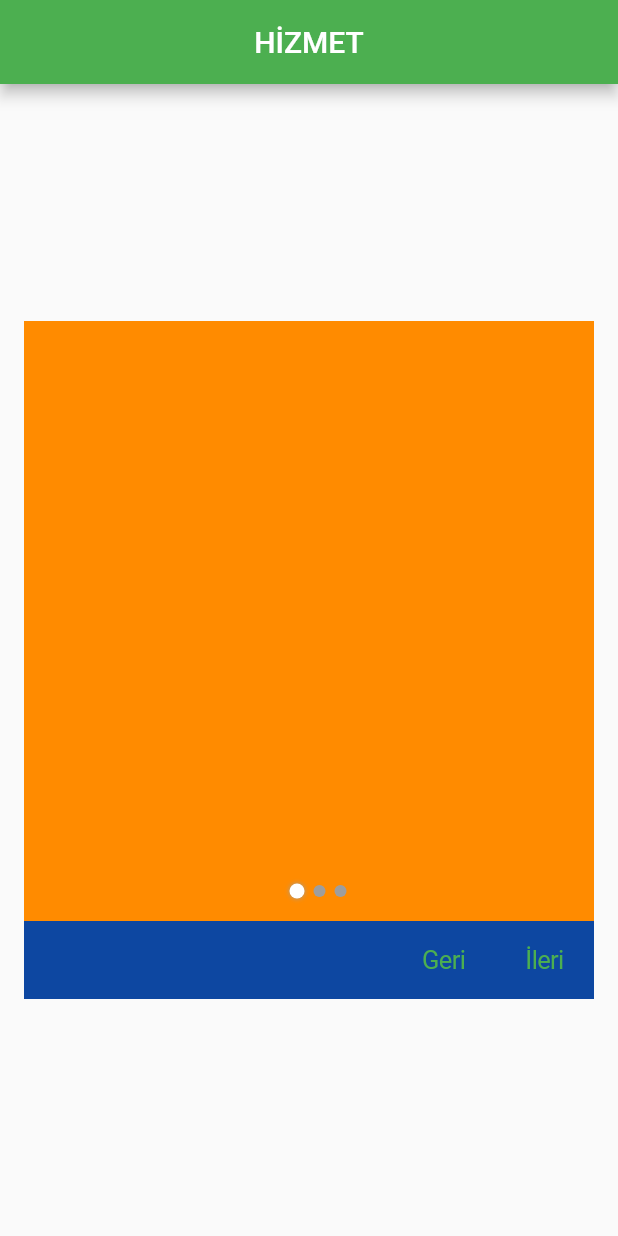
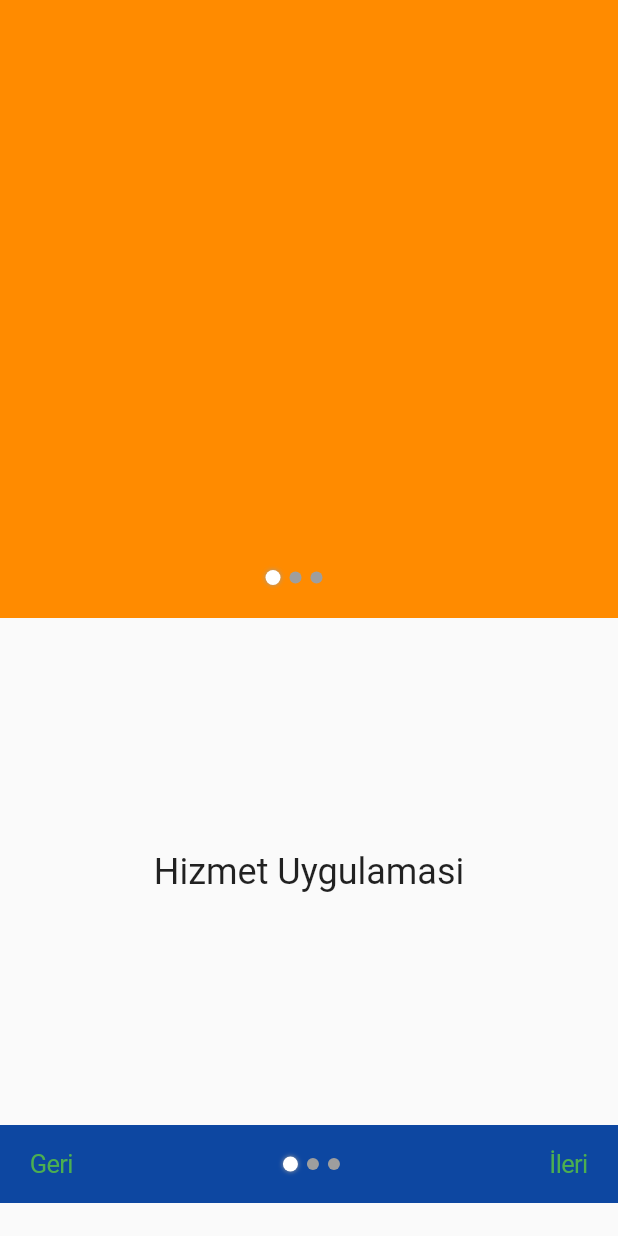
Before and after one commit to bilalozcan/hizmet_mobil_uygulama, a Flutter app: the CarouselSlider widget shown alone on an empty page, opened directly, on a phone screen of 412 x 824 dp. Run offline on Flutter 3.47's test engine with Material 2 defaults, Android fonts, the light colour scheme and no system bars; our stand-ins replace cloud_firestore, firebase_auth, firebase_core, fluttertoast, google_fonts; accounts and stored records are empty.

Commit message:
-İlk giriş için slider gösterimi için düzenleme çalışmaları başladı

```diff
--- a/lib/CarouselSlider.dart
+++ b/lib/CarouselSlider.dart
@@ -41,15 +41,9 @@ class _CarouselSliderState extends State<CarouselSlider> {
 
   @override
   Widget build(BuildContext context) {
-    return Scaffold(
-      appBar: AppBar(
-        centerTitle: true,
-        title: Text("HİZMET"),
-      ),
-      body: Container(
-        padding: EdgeInsets.symmetric(horizontal: 16.0),
+   return Container(
         child: Column(
-          mainAxisAlignment: MainAxisAlignment.center,
+          mainAxisAlignment: MainAxisAlignment.start,
           children: [
             Center(
               child: Stack(
@@ -58,24 +52,29 @@ class _CarouselSliderState extends State<CarouselSlider> {
                     decoration: BoxDecoration(
                       image: DecorationImage(
                           image: AssetImage(widget._photoPaths[_photosIndex]),
-                          fit: BoxFit.fill),
+                          fit: BoxFit.cover),
                     ),
-                    height: 400.0,
+                    height:(MediaQuery.of(context).size.height)/2,
                   ),
                   Positioned(
-                    top: 375,
+                    top: ((MediaQuery.of(context).size.height)/2)-32,
                     child: Dots(
                         numberOfDots: widget._photoPaths.length,
                         selectedPhotoIndex: _photosIndex),
                     left: (MediaQuery.of(context).size.width / 2) - 32,
-                  )
+                  ),
+                  /*Positioned(left:(MediaQuery.of(context).size.width)-128,child: IconButton(icon: Icon(Icons.close),onPressed:(){
+                    Navigator.of(context).pop();
+                  },),)*/
                 ],
               ),
             ),
+            Container(height:338,child: Column(mainAxisAlignment: MainAxisAlignment.center,children: [Text("Hizmet Uygulamasi",style: TextStyle(fontSize:24),)],),),
+
             Container(
               color: Colors.blue[900],
               child: Row(
-                mainAxisAlignment: MainAxisAlignment.end,
+                mainAxisAlignment: MainAxisAlignment.spaceBetween,
                 children: <Widget>[
                   CupertinoButton(
                     child: Text(
@@ -84,6 +83,8 @@ class _CarouselSliderState extends State<CarouselSlider> {
                     ),
                     onPressed: _prevImage,
                   ),
+                  Dots(numberOfDots: widget._photoPaths.length,
+                      selectedPhotoIndex: _photosIndex),
                   CupertinoButton(
                     child: Text(
                       "İleri",
@@ -91,13 +92,13 @@ class _CarouselSliderState extends State<CarouselSlider> {
                     ),
                     onPressed: _nextImage,
                   ),
+
                 ],
               ),
             )
           ],
         ),
-      ),
-    );
+      );
   }
 }
 
--- a/lib/main.dart
+++ b/lib/main.dart
@@ -37,6 +37,6 @@ class MyApp extends StatefulWidget {
 class _MyAppState extends State<MyApp> {
   @override
   Widget build(BuildContext context) {
-    return MaterialApp(home:CarouselSlider(photoPaths:["assets/carouselPhotos/photo1.jpg","assets/carouselPhotos/photo2.jpg","assets/carouselPhotos/photo3.jpg",]),theme: ThemeData(primarySwatch: Colors.green),debugShowCheckedModeBanner: false,);
+    return MaterialApp(home:SignIn(),theme: ThemeData(primarySwatch: Colors.green),debugShowCheckedModeBanner: false,);
   }
 }
```
Also changed, not shown: lib/ui/MainPage.dart (+16 -9 lines).
